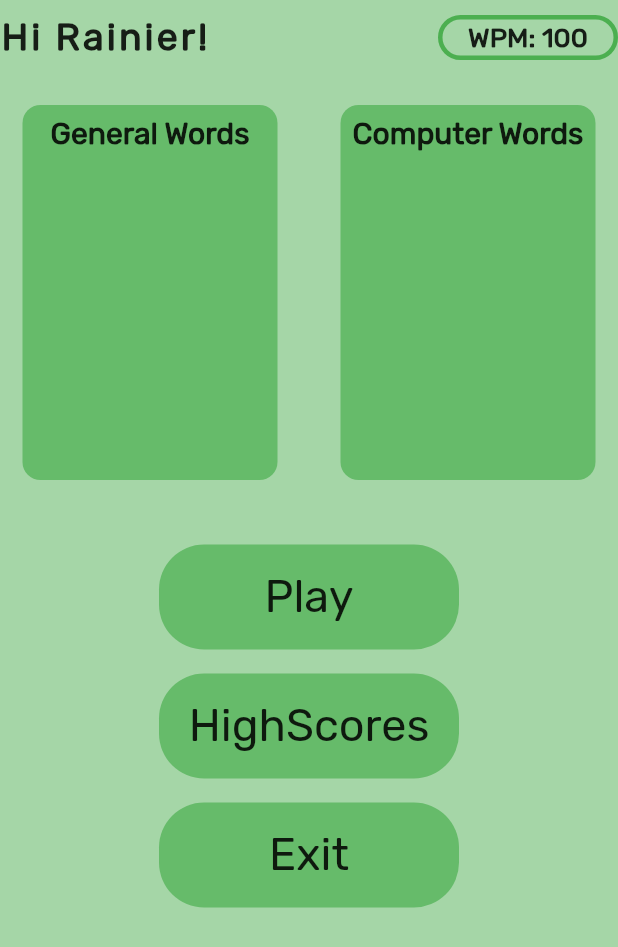
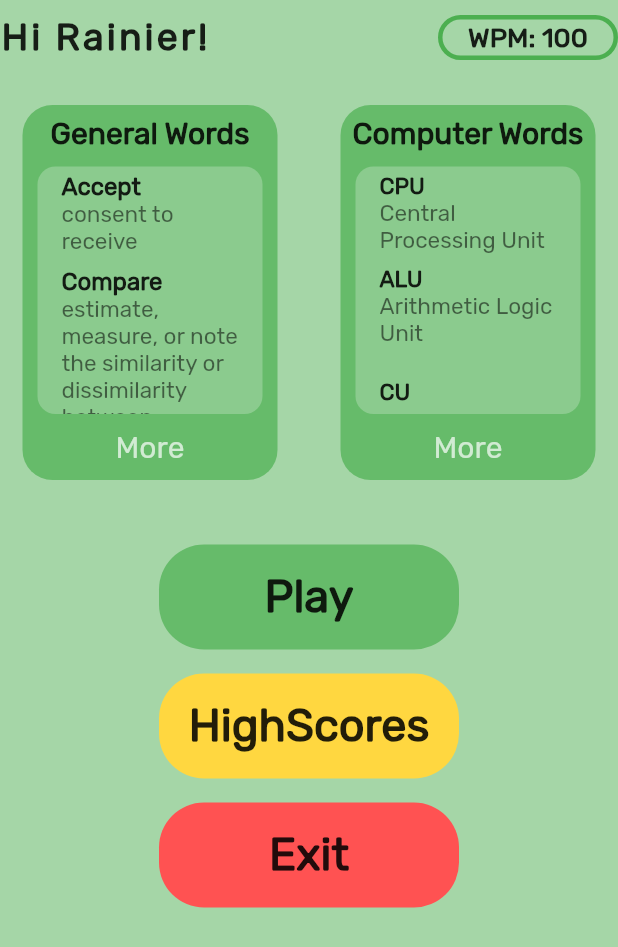
Before and after one commit to japoy143/capstone1, a Flutter app: the MenuPage screen opened directly, on a phone screen of 412 x 824 dp. Shown: the top 947 px of the screen. Run offline on Flutter 3.47's test engine with Material 2 defaults, Android fonts, the phone set to English and light mode, and no system bars; our stand-ins replace audioplayers, flutter_spinkit.

Commit message:
fifth commit

```diff
--- /dev/null
+++ b/lib/components/allComputerWords.dart
@@ -0,0 +1,14 @@
+import 'package:flutter/material.dart';
+
+class AllComputerWords extends StatelessWidget {
+  const AllComputerWords({super.key});
+
+  @override
+  Widget build(BuildContext context) {
+    return Scaffold(
+      appBar: AppBar(
+        title: Text('Computer Words Meaning'),
+      ),
+    );
+  }
+}
--- /dev/null
+++ b/lib/components/allGeneralWords.dart
@@ -0,0 +1,14 @@
+import 'package:flutter/material.dart';
+
+class AllGeneralWords extends StatelessWidget {
+  const AllGeneralWords({super.key});
+
+  @override
+  Widget build(BuildContext context) {
+    return Scaffold(
+      appBar: AppBar(
+        title: Text('General Words'),
+      ),
+    );
+  }
+}
--- /dev/null
+++ b/lib/components/computerwordsList.dart
@@ -0,0 +1,36 @@
+import 'package:flutter/material.dart';
+
+class ComputerDict extends StatelessWidget {
+  ComputerDict({Key? key}) : super(key: key);
+
+  // computer words and meaning
+  Map<String, String> computerWords = {
+    'CPU': 'Central Processing Unit',
+    'ALU': 'Arithmetic Logic Unit',
+    'CU': 'Control Unit',
+    'HDD': 'Hard Disk Drive',
+  };
+
+  @override
+  Widget build(BuildContext context) {
+    return ListView.builder(
+        itemCount: computerWords.length,
+        itemBuilder: (context, index) {
+          String key = computerWords.keys.elementAt(index);
+          String value = computerWords.values.elementAt(index);
+          return ListTile(
+            title: Text(
+              '$key',
+              style: TextStyle(
+                  fontFamily: 'Rubik',
+                  fontSize: 15.0,
+                  fontWeight: FontWeight.bold),
+            ),
+            subtitle: Text(
+              '$value',
+              style: TextStyle(fontFamily: 'Rubik', fontSize: 15.0),
+            ),
+          );
+        });
+  }
+}
--- /dev/null
+++ b/lib/components/generalWordsList.dart
@@ -0,0 +1,37 @@
+import 'package:flutter/material.dart';
+
+class GeneralDict extends StatelessWidget {
+  GeneralDict({Key? key}) : super(key: key);
+
+  //general words list
+  Map<String, String> genWords = {
+    'Accept': 'consent to receive ',
+    'Compare':
+        'estimate, measure, or note the similarity or dissimilarity between.',
+    'Development': 'the process of developing or being developed.',
+    'Federal': 'relating to or denoting the central government',
+    'House':
+        'a building that serves as living quarters for one or a few families ',
+  };
+
+  @override
+  Widget build(BuildContext context) {
+    return ListView.builder(
+        itemCount: genWords.length,
+        itemBuilder: (context, index) {
+          String key = genWords.keys.elementAt(index);
+          String value = genWords.values.elementAt(index);
+          return ListTile(
+            title: Text(
+              key,
+              style: TextStyle(
+                  fontFamily: 'Rubik',
+                  fontSize: 16.0,
+                  fontWeight: FontWeight.bold),
+            ),
+            subtitle: Text(value,
+                style: TextStyle(fontFamily: 'Rubik', fontSize: 15.0)),
+          );
+        });
+  }
+}
--- a/lib/pages/menuPage.dart
+++ b/lib/pages/menuPage.dart
@@ -1,3 +1,7 @@
+import 'package:capstoneapp1/components/allComputerWords.dart';
+import 'package:capstoneapp1/components/allGeneralWords.dart';
+import 'package:capstoneapp1/components/computerwordsList.dart';
+import 'package:capstoneapp1/components/generalWordsList.dart';
 import 'package:flutter/material.dart';
 
 class MenuPage extends StatefulWidget {
@@ -15,13 +19,13 @@ class _MenuPageState extends State<MenuPage> {
       body: SafeArea(
         child: Column(
           children: <Widget>[
-            SizedBox(
+            const SizedBox(
               height: 10.0,
             ),
             Row(
               mainAxisAlignment: MainAxisAlignment.spaceBetween,
               children: <Widget>[
-                Text(
+                const Text(
                   'Hi Rainier!',
                   style: TextStyle(
                       fontFamily: 'Rubik',
@@ -36,7 +40,7 @@ class _MenuPageState extends State<MenuPage> {
                     borderRadius: BorderRadius.circular(16.0),
                     border: Border.all(color: Colors.green, width: 3),
                   ),
-                  child: Center(
+                  child: const Center(
                     child: Text(
                       'WPM: 100',
                       style: TextStyle(
@@ -48,7 +52,7 @@ class _MenuPageState extends State<MenuPage> {
                 )
               ],
             ),
-            SizedBox(
+            const SizedBox(
               height: 15.0,
             ),
             Padding(
@@ -61,19 +65,47 @@ class _MenuPageState extends State<MenuPage> {
                     width: 170,
                     decoration: BoxDecoration(
                       color: Colors.green[400],
-                      borderRadius: BorderRadius.circular(12.0),
+                      borderRadius: BorderRadius.circular(20.0),
                     ),
                     child: Column(children: <Widget>[
-                      SizedBox(
+                      const SizedBox(
                         height: 7.0,
                       ),
-                      Text(
+                      const Text(
                         'General Words',
                         style: TextStyle(
                             fontSize: 20.0,
                             fontFamily: 'Rubik',
                             fontWeight: FontWeight.bold),
-                      )
+                      ),
+                      const SizedBox(
+                        height: 10,
+                      ),
+                      Container(
+                        height: 165,
+                        width: 150,
+                        decoration: BoxDecoration(
+                            color: Colors.white24,
+                            borderRadius: BorderRadius.circular(12.0)),
+                        child: GeneralDict(),
+                      ),
+                      const SizedBox(
+                        height: 10,
+                      ),
+                      GestureDetector(
+                        onTap: () {
+                          Navigator.of(context).push(MaterialPageRoute(
+                              builder: (context) => const AllGeneralWords()));
+                        },
+                        child: const Text(
+                          'More',
+                          style: TextStyle(
+                            fontSize: 20.0,
+                            fontFamily: 'Rubik',
+                            color: Colors.white70,
+                          ),
+                        ),
+                      ),
                     ]),
                   ),
                   Container(
@@ -81,25 +113,53 @@ class _MenuPageState extends State<MenuPage> {
                     width: 170,
                     decoration: BoxDecoration(
                       color: Colors.green[400],
-                      borderRadius: BorderRadius.circular(12.0),
+                      borderRadius: BorderRadius.circular(20.0),
                     ),
                     child: Column(children: <Widget>[
-                      SizedBox(
+                      const SizedBox(
                         height: 7.0,
                       ),
-                      Text(
+                      const Text(
                         'Computer Words',
                         style: TextStyle(
                             fontSize: 20.0,
                             fontFamily: 'Rubik',
                             fontWeight: FontWeight.bold),
-                      )
+                      ),
+                      const SizedBox(
+                        height: 10,
+                      ),
+                      Container(
+                        height: 165,
+                        width: 150,
+                        decoration: BoxDecoration(
+                            color: Colors.white24,
+                            borderRadius: BorderRadius.circular(12.0)),
+                        child: ComputerDict(),
+                      ),
+                      const SizedBox(
+                        height: 10,
+                      ),
+                      GestureDetector(
+                        onTap: () {
+                          Navigator.of(context).push(MaterialPageRoute(
+                              builder: (context) => const AllComputerWords()));
+                        },
+                        child: const Text(
+                          'More',
+                          style: TextStyle(
+                            fontSize: 20.0,
+                            fontFamily: 'Rubik',
+                            color: Colors.white70,
+                          ),
+                        ),
+                      ),
                     ]),
                   ),
                 ],
               ),
             ),
-            SizedBox(
+            const SizedBox(
               height: 20,
             ),
             Padding(
@@ -111,10 +171,14 @@ class _MenuPageState extends State<MenuPage> {
                   color: Colors.green[400],
                   borderRadius: BorderRadius.circular(30.0),
                 ),
-                child: Center(
+                child: const Center(
                   child: Text(
                     'Play',
-                    style: Theme.of(context).textTheme.titleMedium,
+                    style: TextStyle(
+                      fontFamily: 'Rubik',
+                      fontSize: 30.0,
+                      fontWeight: FontWeight.bold,
+                    ),
                   ),
                 ),
               ),
@@ -125,13 +189,17 @@ class _MenuPageState extends State<MenuPage> {
                 height: 70,
                 width: 200,
                 decoration: BoxDecoration(
-                  color: Colors.green[400],
+                  color: Colors.amberAccent,
                   borderRadius: BorderRadius.circular(30.0),
                 ),
-                child: Center(
+                child: const Center(
                   child: Text(
                     'HighScores',
-                    style: Theme.of(context).textTheme.titleMedium,
+                    style: TextStyle(
+                      fontFamily: 'Rubik',
+                      fontSize: 30.0,
+                      fontWeight: FontWeight.bold,
+                    ),
                   ),
                 ),
               ),
@@ -142,13 +210,17 @@ class _MenuPageState extends State<MenuPage> {
                 height: 70,
                 width: 200,
                 decoration: BoxDecoration(
-                  color: Colors.green[400],
+                  color: Colors.redAccent,
                   borderRadius: BorderRadius.circular(30.0),
                 ),
-                child: Center(
+                child: const Center(
                   child: Text(
                     'Exit',
-                    style: Theme.of(context).textTheme.titleMedium,
+                    style: TextStyle(
+                      fontFamily: 'Rubik',
+                      fontSize: 30.0,
+                      fontWeight: FontWeight.bold,
+                    ),
                   ),
                 ),
               ),
```
